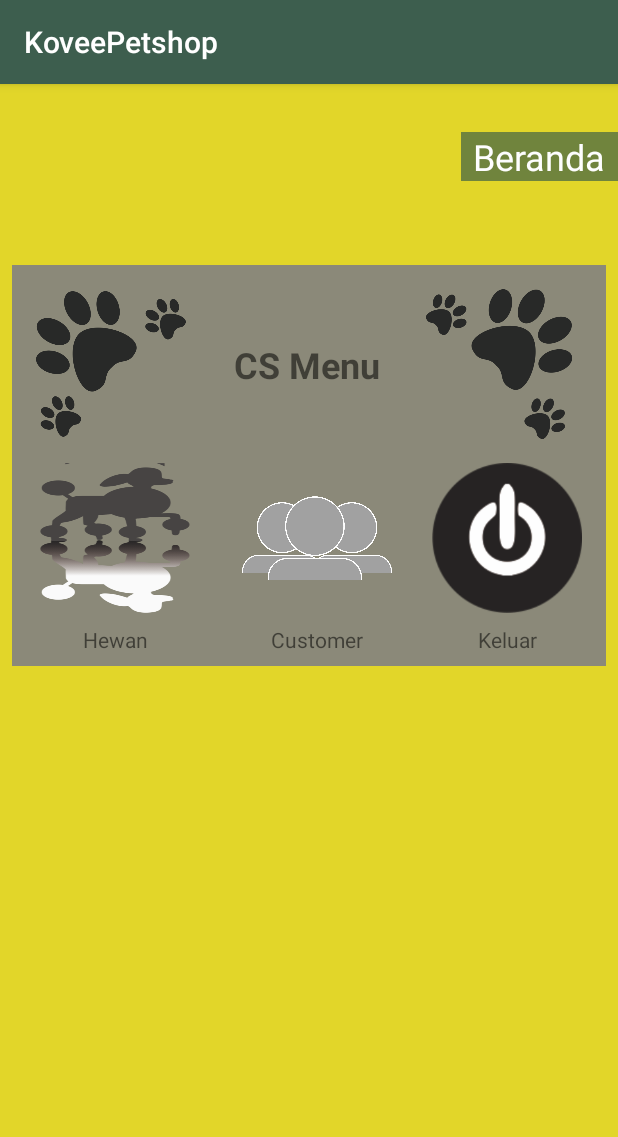
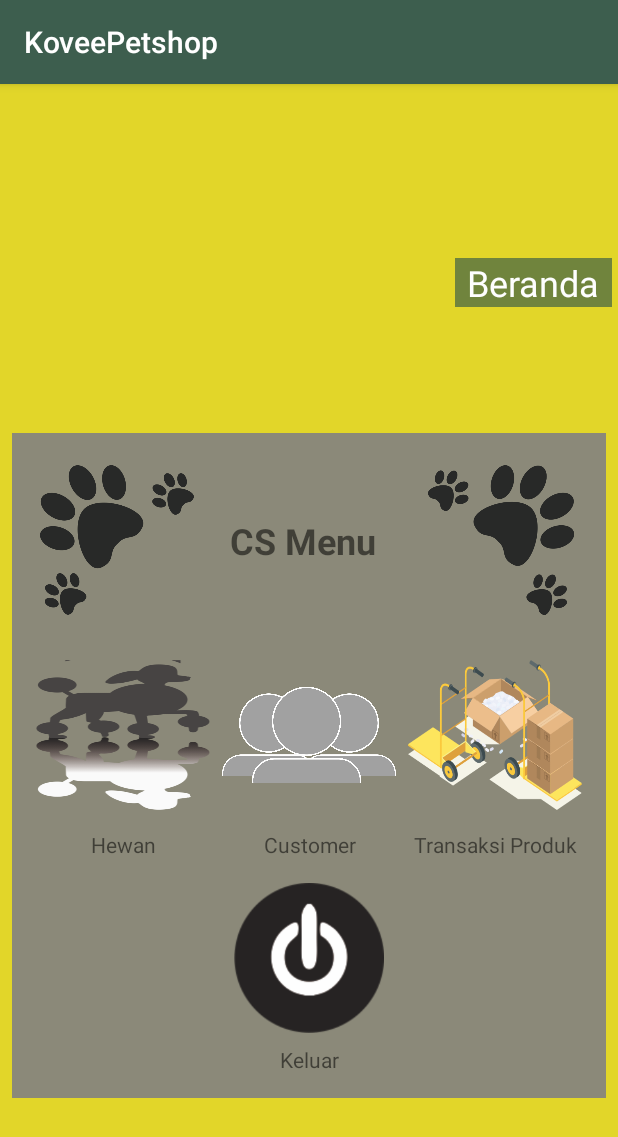
Before and after one commit to natanhp/Kouvee-Petshop-Android, an Android app: the CSMenuActivity screen opened directly, with no data from a screen before it, on a phone screen of 412 x 824 dp. Shown: the top 1137 px of the screen. Run offline under Robolectric (Android 15) with nearby library versions, the phone set to English and light mode, and no system bars; our stand-ins replace ButterKnife, Room's generated code; 3 statements that could not run were skipped.

Commit message:
Modify the cs menu Fix the constraints in the layout so it can be more responsive and add the product transaction menu.
Signed-off-by: Natan Hari Pamungkas <natanhp@protonmail.com>

```diff
--- a/app/src/main/java/com/p3lj2/koveepetshop/view/CSMenuActivity.java
+++ b/app/src/main/java/com/p3lj2/koveepetshop/view/CSMenuActivity.java
@@ -9,6 +9,7 @@ import androidx.lifecycle.ViewModelProvider;
 
 import com.p3lj2.koveepetshop.R;
 import com.p3lj2.koveepetshop.util.Util;
+import com.p3lj2.koveepetshop.view.product.transaction.ProductTransactionActivity;
 import com.p3lj2.koveepetshop.viewmodel.EmployeeViewModel;
 
 import butterknife.ButterKnife;
@@ -37,16 +38,19 @@ public class CSMenuActivity extends AppCompatActivity {
         startActivity(new Intent(this, CustomersActivity.class));
     }
 
+    @OnClick(R.id.btn_product_transaction)
+    public void onClickProductTransaction(View view) {
+        startActivity(new Intent(this, ProductTransactionActivity.class));
+    }
+
     @OnClick(R.id.btn_logout)
     public void logoutOnClick(View view) {
         Util.confirmationDialog(getString(R.string.logout), getString(R.string.logout_confirmation),this)
-                .setPositiveButton(getString(R.string.yes), (dialogInterface, i) -> {
-                    employeeViewModel.getEmployee().observe(this, employeeDataModel -> {
-                        employeeViewModel.delete(employeeDataModel);
-                        startActivity(new Intent(CSMenuActivity.this, LoginActivity.class));
-                        finish();
-                    });
-                })
+                .setPositiveButton(getString(R.string.yes), (dialogInterface, i) -> employeeViewModel.getEmployee().observe(this, employeeDataModel -> {
+                    employeeViewModel.delete(employeeDataModel);
+                    startActivity(new Intent(CSMenuActivity.this, LoginActivity.class));
+                    finish();
+                }))
                 .setNegativeButton(getString(R.string.no), null)
                 .show();
     }
--- a/app/src/main/res/layout/activity_c_s_menu.xml
+++ b/app/src/main/res/layout/activity_c_s_menu.xml
@@ -12,40 +12,41 @@
         android:layout_width="0dp"
         android:layout_height="wrap_content"
         android:layout_marginTop="32dp"
+        android:layout_marginEnd="4dp"
         android:background="#70843d"
         android:paddingStart="8dp"
         android:paddingEnd="8dp"
         android:text="@string/home"
         android:textColor="#fefefe"
         android:textSize="24sp"
+        app:layout_constraintBottom_toTopOf="@+id/constraintLayout2"
         app:layout_constraintEnd_toEndOf="parent"
         app:layout_constraintTop_toTopOf="parent" />
 
     <androidx.constraintlayout.widget.ConstraintLayout
+        android:id="@+id/constraintLayout2"
         android:layout_width="0dp"
-        android:layout_height="wrap_content"
+        android:layout_height="443dp"
         android:layout_marginStart="8dp"
-        android:layout_marginTop="32dp"
         android:layout_marginEnd="8dp"
         android:layout_marginBottom="8dp"
         android:background="#8b8979"
         android:padding="8dp"
         app:layout_constraintBottom_toBottomOf="parent"
         app:layout_constraintEnd_toEndOf="parent"
-        app:layout_constraintHorizontal_bias="1.0"
         app:layout_constraintStart_toStartOf="parent"
-        app:layout_constraintTop_toBottomOf="@+id/textView"
-        app:layout_constraintVertical_bias="0.061">
+        app:layout_constraintTop_toBottomOf="@+id/textView">
 
         <ImageView
             android:id="@+id/imageView"
-            android:layout_width="100dp"
+            android:layout_width="0dp"
             android:layout_height="100dp"
             android:layout_marginStart="8dp"
             android:layout_marginTop="8dp"
             android:layout_marginEnd="8dp"
             android:contentDescription="@string/legt_paw"
             android:src="@drawable/paw_left"
+            app:layout_constraintBottom_toTopOf="@+id/btn_pet"
             app:layout_constraintEnd_toStartOf="@+id/textView2"
             app:layout_constraintStart_toStartOf="parent"
             app:layout_constraintTop_toTopOf="parent" />
@@ -54,94 +55,126 @@
             android:id="@+id/textView2"
             android:layout_width="0dp"
             android:layout_height="wrap_content"
-            android:layout_marginStart="32dp"
+            android:layout_marginStart="8dp"
             android:text="@string/cs_menu"
+            android:textAlignment="center"
             android:textSize="24sp"
             android:textStyle="bold"
             app:layout_constraintBottom_toBottomOf="@+id/imageView"
+            app:layout_constraintEnd_toStartOf="@+id/imageView2"
             app:layout_constraintStart_toEndOf="@+id/imageView"
             app:layout_constraintTop_toTopOf="@+id/imageView" />
 
         <ImageView
             android:id="@+id/imageView2"
-            android:layout_width="100dp"
+            android:layout_width="0dp"
             android:layout_height="100dp"
             android:layout_marginStart="24dp"
-            android:layout_marginTop="8dp"
             android:layout_marginEnd="8dp"
             android:contentDescription="@string/right_paw"
             android:src="@drawable/paw_right"
+            app:layout_constraintBottom_toBottomOf="@+id/imageView"
             app:layout_constraintEnd_toEndOf="parent"
             app:layout_constraintStart_toEndOf="@+id/textView2"
-            app:layout_constraintTop_toTopOf="parent" />
+            app:layout_constraintTop_toTopOf="@+id/imageView" />
 
         <ImageButton
             android:id="@+id/btn_pet"
-            android:layout_width="100dp"
+            android:layout_width="0dp"
             android:layout_height="100dp"
             android:layout_marginStart="8dp"
-            android:layout_marginTop="16dp"
-            android:layout_marginEnd="8dp"
+            android:layout_marginTop="24dp"
             android:background="@drawable/pets"
             android:contentDescription="@string/product"
+            app:layout_constraintBottom_toTopOf="@+id/textView3"
             app:layout_constraintEnd_toStartOf="@+id/btn_customer"
             app:layout_constraintStart_toStartOf="parent"
             app:layout_constraintTop_toBottomOf="@+id/imageView" />
 
         <TextView
             android:id="@+id/textView3"
-            android:layout_width="wrap_content"
+            android:layout_width="0dp"
             android:layout_height="wrap_content"
             android:layout_marginTop="8dp"
             android:text="@string/pet"
+            android:textAlignment="center"
+            app:layout_constraintBottom_toTopOf="@+id/btn_logout"
             app:layout_constraintEnd_toEndOf="@+id/btn_pet"
             app:layout_constraintStart_toStartOf="@+id/btn_pet"
             app:layout_constraintTop_toBottomOf="@+id/btn_pet" />
 
         <ImageView
             android:id="@+id/btn_customer"
-            android:layout_width="100dp"
+            android:layout_width="0dp"
             android:layout_height="100dp"
-            android:layout_marginStart="24dp"
-            android:layout_marginEnd="24dp"
+            android:layout_marginStart="8dp"
             android:contentDescription="@string/pet_type"
             android:src="@drawable/customer"
             app:layout_constraintBottom_toBottomOf="@+id/btn_pet"
-            app:layout_constraintEnd_toStartOf="@+id/btn_logout"
+            app:layout_constraintEnd_toStartOf="@+id/btn_product_transaction"
             app:layout_constraintStart_toEndOf="@+id/btn_pet"
-            app:layout_constraintTop_toTopOf="@+id/btn_pet"
-            app:layout_constraintVertical_bias="0.0" />
+            app:layout_constraintTop_toTopOf="@+id/btn_pet" />
 
         <TextView
             android:id="@+id/textView4"
-            android:layout_width="wrap_content"
+            android:layout_width="0dp"
             android:layout_height="wrap_content"
-            android:layout_marginTop="8dp"
             android:text="@string/customer"
+            android:textAlignment="center"
+            app:layout_constraintBottom_toBottomOf="@+id/textView3"
             app:layout_constraintEnd_toEndOf="@+id/btn_customer"
             app:layout_constraintStart_toStartOf="@+id/btn_customer"
-            app:layout_constraintTop_toBottomOf="@+id/btn_customer" />
+            app:layout_constraintTop_toTopOf="@+id/textView3" />
 
         <ImageView
             android:id="@+id/btn_logout"
-            android:layout_width="100dp"
+            android:layout_width="0dp"
             android:layout_height="100dp"
-            android:layout_marginEnd="8dp"
+            android:layout_marginTop="16dp"
             android:contentDescription="@string/logout"
             android:src="@drawable/logout"
-            app:layout_constraintBottom_toBottomOf="@+id/btn_customer"
-            app:layout_constraintEnd_toEndOf="parent"
-            app:layout_constraintTop_toTopOf="@+id/btn_customer" />
+            app:layout_constraintBottom_toTopOf="@+id/textView29"
+            app:layout_constraintEnd_toEndOf="@+id/btn_product_transaction"
+            app:layout_constraintStart_toStartOf="@+id/btn_pet"
+            app:layout_constraintTop_toBottomOf="@+id/textView4" />
 
         <TextView
-            android:layout_width="wrap_content"
+            android:id="@+id/textView29"
+            android:layout_width="0dp"
             android:layout_height="wrap_content"
             android:layout_marginTop="8dp"
+            android:layout_marginBottom="8dp"
             android:text="@string/logout"
+            android:textAlignment="center"
+            app:layout_constraintBottom_toBottomOf="parent"
             app:layout_constraintEnd_toEndOf="@+id/btn_logout"
             app:layout_constraintStart_toStartOf="@+id/btn_logout"
             app:layout_constraintTop_toBottomOf="@+id/btn_logout" />
 
+        <ImageButton
+            android:id="@+id/btn_product_transaction"
+            android:layout_width="0dp"
+            android:layout_height="100dp"
+            android:layout_marginStart="8dp"
+            android:layout_marginEnd="8dp"
+            android:background="@drawable/product_restock"
+            app:layout_constraintBottom_toBottomOf="@+id/btn_customer"
+            app:layout_constraintEnd_toEndOf="parent"
+            app:layout_constraintStart_toEndOf="@+id/btn_customer"
+            app:layout_constraintTop_toTopOf="@+id/btn_customer"
+            android:contentDescription="@string/product_transaction" />
+
+        <TextView
+            android:id="@+id/textView25"
+            android:layout_width="0dp"
+            android:layout_height="wrap_content"
+            android:text="@string/product_transaction"
+            android:textAlignment="center"
+            app:layout_constraintBottom_toBottomOf="@+id/textView4"
+            app:layout_constraintEnd_toEndOf="@+id/btn_product_transaction"
+            app:layout_constraintStart_toStartOf="@+id/btn_product_transaction"
+            app:layout_constraintTop_toTopOf="@+id/textView4" />
+
     </androidx.constraintlayout.widget.ConstraintLayout>
 
 </androidx.constraintlayout.widget.ConstraintLayout>
```
